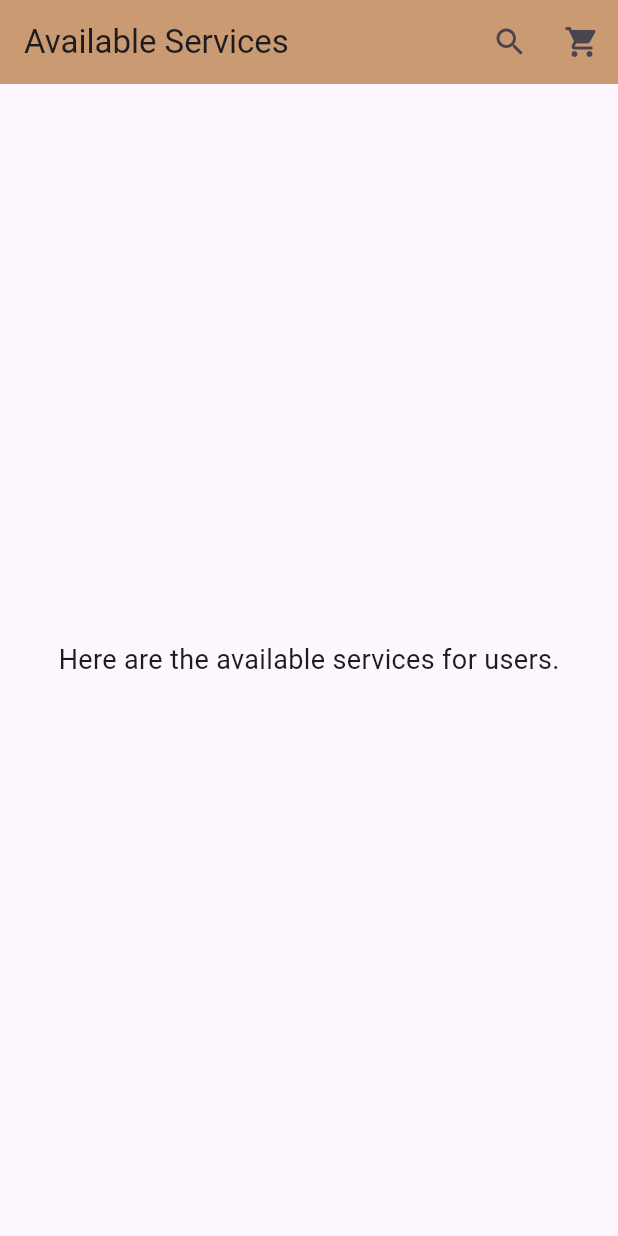
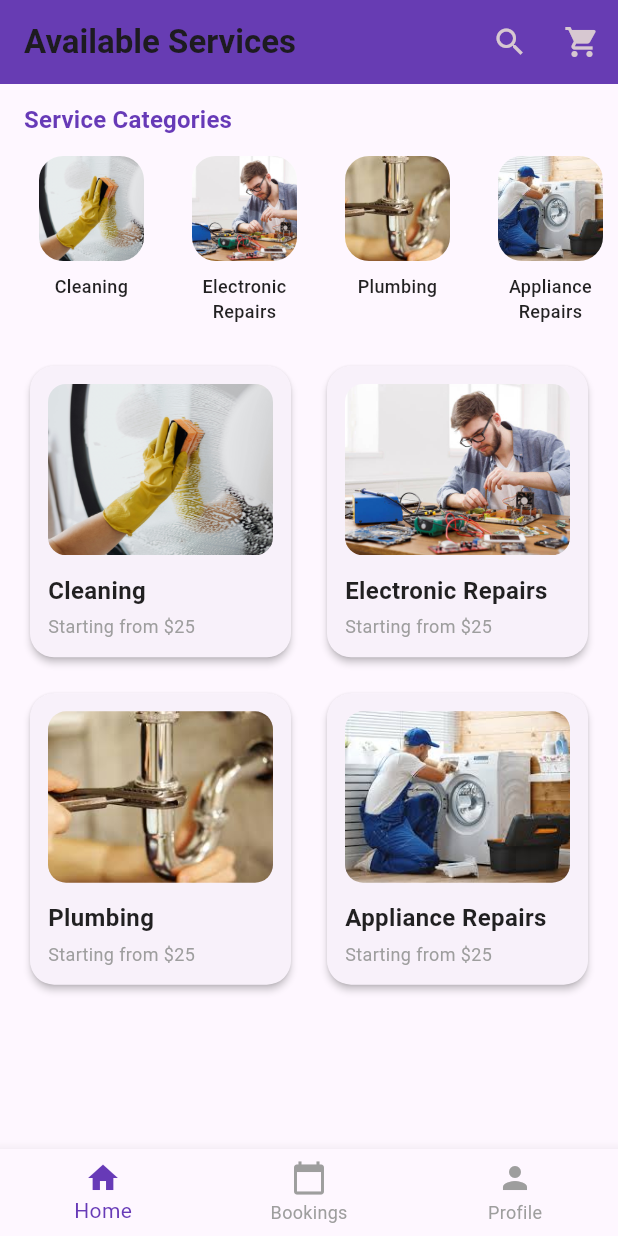
Before and after one commit to Aan-Sara123/HomeEase, a Flutter app: the ServicesPage screen opened directly, on a phone screen of 412 x 824 dp. Run offline on Flutter 3.47's test engine with Material 3 defaults, Android fonts, the phone set to English and light mode, and no system bars; our stand-ins replace cloud_firestore, firebase_auth, firebase_core, google_sign_in, logger; accounts and stored records are empty.

Commit message:
updated the service page

```diff
--- /dev/null
+++ b/lib/custom_bottom_navbar.dart
@@ -0,0 +1,32 @@
+import 'package:flutter/material.dart';
+
+class CustomBottomNavBar extends StatelessWidget {
+  final int selectedIndex;
+  final Function(int) onItemTapped;
+  final Color primaryColor;
+  final Color accentColor;
+
+  const CustomBottomNavBar({
+    super.key,
+    required this.selectedIndex,
+    required this.onItemTapped,
+    required this.primaryColor,
+    required this.accentColor,
+  });
+
+  @override
+  Widget build(BuildContext context) {
+    return BottomNavigationBar(
+      items: const [
+        BottomNavigationBarItem(icon: Icon(Icons.home), label: 'Home'),
+        BottomNavigationBarItem(
+            icon: Icon(Icons.calendar_today), label: 'Bookings'),
+        BottomNavigationBarItem(icon: Icon(Icons.person), label: 'Profile'),
+      ],
+      currentIndex: selectedIndex,
+      selectedItemColor: primaryColor,
+      unselectedItemColor: Colors.grey,
+      onTap: onItemTapped,
+    );
+  }
+}
--- /dev/null
+++ b/lib/service.dart
@@ -0,0 +1,9 @@
+const List<Map<String, String>> services = [
+  {'name': 'Cleaning', 'image': 'assets/images/cleaning.jpg'},
+  {
+    'name': 'Electronic Repairs',
+    'image': 'assets/images/electronic_repairs.jpg'
+  },
+  {'name': 'Plumbing', 'image': 'assets/images/plumbing.jpg'},
+  {'name': 'Appliance Repairs', 'image': 'assets/images/appliance_repairs.jpg'},
+];
--- /dev/null
+++ b/lib/service_category_card.dart
@@ -0,0 +1,37 @@
+import 'package:flutter/material.dart';
+
+class ServiceCategoryCard extends StatelessWidget {
+  final Map<String, String> service;
+  const ServiceCategoryCard({super.key, required this.service});
+
+  @override
+  Widget build(BuildContext context) {
+    return Container(
+      width: 90,
+      margin: const EdgeInsets.only(right: 12),
+      child: Column(
+        children: [
+          Container(
+            height: 70,
+            width: 70,
+            decoration: BoxDecoration(
+              color: Colors.white,
+              borderRadius: BorderRadius.circular(16),
+            ),
+            child: ClipRRect(
+                borderRadius: BorderRadius.circular(16),
+                child: Image.asset(service['image']!, fit: BoxFit.cover)),
+          ),
+          const SizedBox(height: 8),
+          Text(service['name']!,
+              style: const TextStyle(
+                  fontSize: 12,
+                  fontWeight: FontWeight.w500,
+                  color: Colors.black87),
+              textAlign: TextAlign.center,
+              maxLines: 2),
+        ],
+      ),
+    );
+  }
+}
--- /dev/null
+++ b/lib/service_grid_card.dart
@@ -0,0 +1,62 @@
+import 'package:flutter/material.dart';
+import 'booking_page.dart';
+
+class ServiceGridCard extends StatelessWidget {
+  final Map<String, String> service;
+  const ServiceGridCard({super.key, required this.service});
+
+  @override
+  Widget build(BuildContext context) {
+    return Card(
+      elevation: 2,
+      shape: RoundedRectangleBorder(borderRadius: BorderRadius.circular(16)),
+      child: InkWell(
+        borderRadius: BorderRadius.circular(16),
+        onTap: () => Navigator.push(
+          context,
+          MaterialPageRoute(
+            builder: (context) => BookingPage(serviceName: service['name']!),
+          ),
+        ),
+        child: Padding(
+          padding: const EdgeInsets.all(12.0),
+          child: Column(
+            crossAxisAlignment: CrossAxisAlignment.start,
+            children: [
+              Expanded(
+                child: Container(
+                  decoration: BoxDecoration(
+                    borderRadius: BorderRadius.circular(12),
+                    image: DecorationImage(
+                      image: AssetImage(service['image']!),
+                      fit: BoxFit.cover,
+                    ),
+                  ),
+                ),
+              ),
+              const SizedBox(height: 12),
+              Text(
+                service['name']!,
+                style: const TextStyle(
+                  fontSize: 16,
+                  fontWeight: FontWeight.w600,
+                  color: Colors.black87,
+                ),
+                maxLines: 2,
+                overflow: TextOverflow.ellipsis,
+              ),
+              const SizedBox(height: 4),
+              const Text(
+                'Starting from \$25',
+                style: TextStyle(
+                  fontSize: 12,
+                  color: Colors.grey,
+                ),
+              ),
+            ],
+          ),
+        ),
+      ),
+    );
+  }
+}
--- a/lib/services_page.dart
+++ b/lib/services_page.dart
@@ -1,42 +1,94 @@
  import 'package:flutter/material.dart';
-import 'package:homeeaseapp/custom_search_delegate.dart';
+import 'profile_page.dart';
+import 'service_category_card.dart';
+import 'service_grid_card.dart';
+import 'custom_bottom_navbar.dart';
+import 'custom_search_delegate.dart';
+import 'service.dart';
 
-class ServicesPage extends StatelessWidget {
+class ServicesPage extends StatefulWidget {
   const ServicesPage({super.key});
+
+  @override
+  State<ServicesPage> createState() => _ServicesPageState();
+}
+
+class _ServicesPageState extends State<ServicesPage> {
+  int _selectedIndex = 0;
+  final Color _primaryColor = const Color(0xFF673AB7);
+  final Color _accentColor = const Color.fromARGB(255, 215, 200, 209);
+
+  void _onItemTapped(int index) {
+    setState(() {
+      _selectedIndex = index;
+      if (_selectedIndex == 2) {
+        Navigator.push(
+          context,
+          MaterialPageRoute(builder: (context) => const ProfilePage()),
+        );
+      }
+    });
+  }
 
   @override
   Widget build(BuildContext context) {
     return Scaffold(
       appBar: AppBar(
-        title: const Text('Available Services'),
-        backgroundColor: const Color.fromARGB(255, 202, 154, 114),
+        title: const Text('Available Services', style: TextStyle(fontWeight: FontWeight.w600)),
+        backgroundColor: _primaryColor,
+        elevation: 4,
         actions: [
-          Row(
-            children: [
           IconButton(
-                icon: const Icon(Icons.search),
-                onPressed: () {
-                  showSearch(
-                    context: context,
-                    delegate: CustomSearchDelegate(),
-                  ); // Handle search action here
-                },
+            icon: Icon(Icons.search, color: _accentColor),
+            onPressed: () => showSearch(context: context, delegate: CustomSearchDelegate()),
           ),
           IconButton(
-                icon: const Icon(Icons.shopping_cart),
-                onPressed: () {
-                  // Handle add to cart action here
-                },
+            icon: Icon(Icons.shopping_cart, color: _accentColor),
+            onPressed: () {},
           ),
         ],
       ),
+      body: Column(
+        crossAxisAlignment: CrossAxisAlignment.start,
+        children: [
+          Padding(
+            padding: const EdgeInsets.symmetric(vertical: 12, horizontal: 16),
+            child: Text('Service Categories', style: Theme.of(context).textTheme.titleMedium?.copyWith(
+                  fontWeight: FontWeight.w600,
+                  color: _primaryColor,
+                )),
+          ),
+          SizedBox(
+            height: 120,
+            child: ListView.builder(
+              scrollDirection: Axis.horizontal,
+              padding: const EdgeInsets.symmetric(horizontal: 16),
+              itemCount: services.length,
+              itemBuilder: (context, index) => ServiceCategoryCard(service: services[index]),
+            ),
+          ),
+          Expanded(
+            child: Padding(
+              padding: const EdgeInsets.all(16.0),
+              child: GridView.builder(
+                gridDelegate: const SliverGridDelegateWithFixedCrossAxisCount(
+                  crossAxisCount: 2,
+                  crossAxisSpacing: 16,
+                  mainAxisSpacing: 16,
+                  childAspectRatio: 0.9,
+                ),
+                itemCount: services.length,
+                itemBuilder: (context, index) => ServiceGridCard(service: services[index]),
+              ),
+            ),
+          ),
         ],
       ),
-      body: const Center(
-        child: Text(
-          'Here are the available services for users.',
-          style: TextStyle(fontSize: 18),
-        ),
+      bottomNavigationBar: CustomBottomNavBar(
+        selectedIndex: _selectedIndex,
+        onItemTapped: _onItemTapped,
+        primaryColor: _primaryColor,
+        accentColor: _accentColor,
       ),
     );
   }
```
Also changed, not shown: lib/booking_page.dart (added, +69 -0 lines), lib/my_profile_page.dart (added, +47 -0 lines), lib/profile_page.dart (added, +36 -0 lines), pubspec.yaml (+5 -3 lines), assets/images/appliance_repairs.jpg (added), assets/images/cleaning.jpg (added), assets/images/electronic_repairs.jpg (added), assets/images/plumbing.jpg (added), pubspec.lock. Lines whose indentation alone changed are shown as unchanged.
